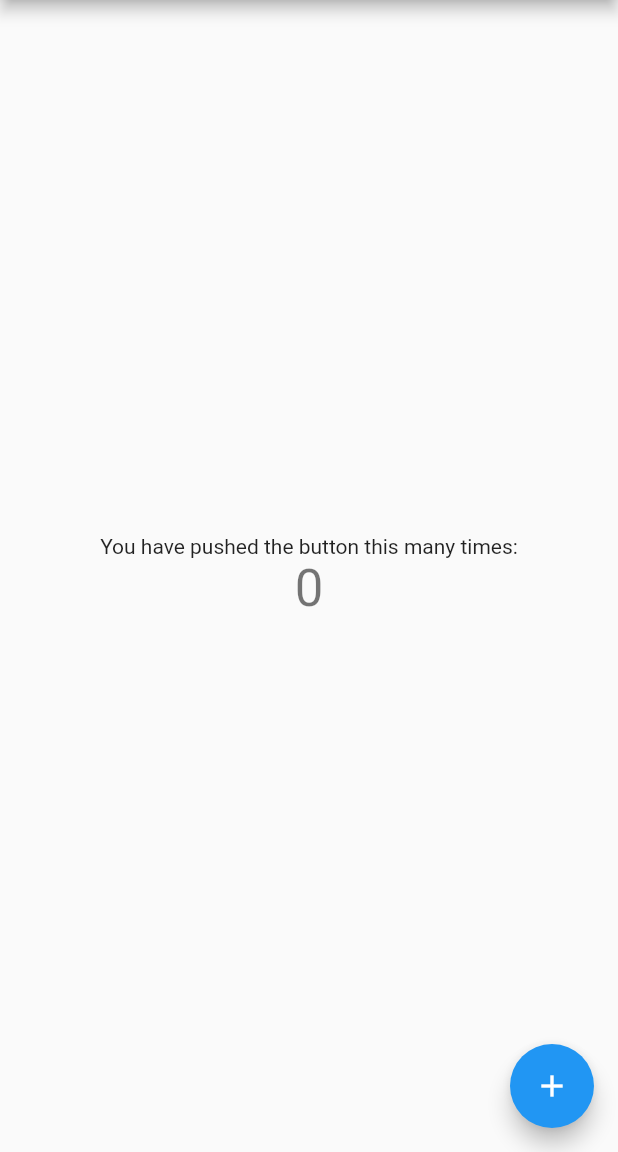
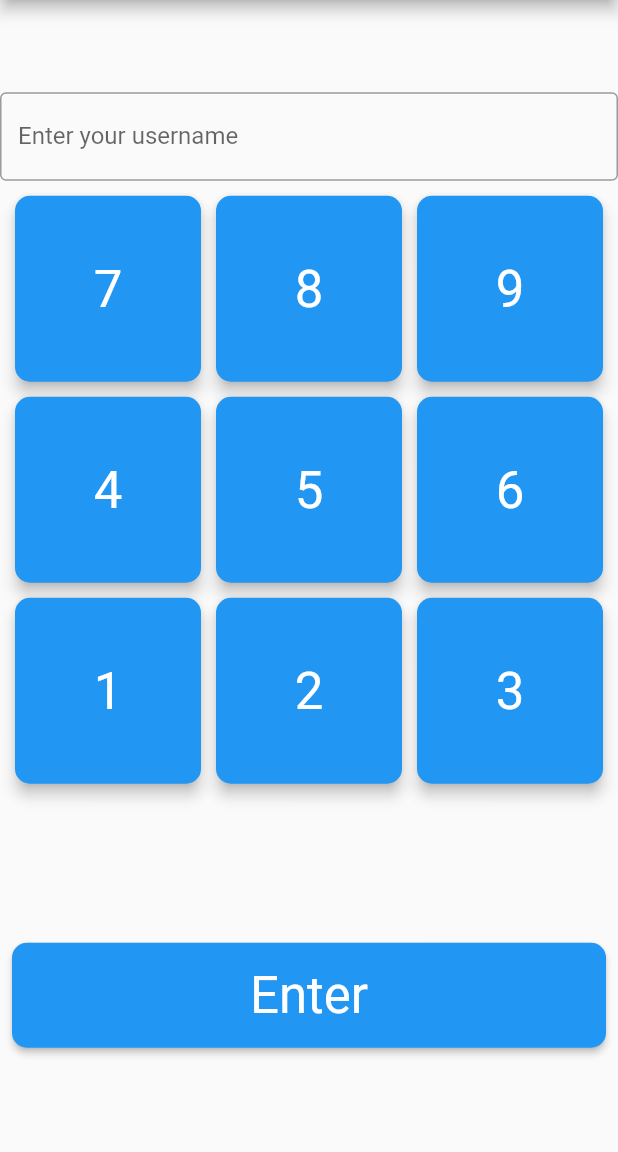
Before and after one commit to zonoise/flutter1, a Flutter app: the screen it shows after launch, on a phone screen of 412 x 824 dp, the part 84-1236 px from its top. Run offline on Flutter 3.47's test engine with Material 2 defaults, Android fonts, the phone set to English and light mode, and no system bars.

Commit message:
number button

```diff
--- a/lib/main.dart
+++ b/lib/main.dart
@@ -94,22 +94,92 @@ class _MyHomePageState extends State<MyHomePage> {
           // axis because Columns are vertical (the cross axis would be
           // horizontal).
           mainAxisAlignment: MainAxisAlignment.center,
+
           children: <Widget>[
-            const Text(
-              'You have pushed the button this many times:',
+            TextFormField(
+              decoration: const InputDecoration(
+                border: OutlineInputBorder(),
+                labelText: 'Enter your username',
+              ),
             ),
-            Text(
-              '$_counter',
-              style: Theme.of(context).textTheme.headlineMedium,
+            const SizedBox(
+              height: 500,
+              child: NumberKeyWidget(),
             ),
+            Padding(
+              padding: const EdgeInsets.all(8.0),
+              child: SizedBox(
+                width: double.infinity,
+                height: 70,
+                child: ElevatedButton(
+                    onPressed: (){},
+                    style: ElevatedButton.styleFrom(
+                      textStyle: Theme.of(context).textTheme.headlineMedium,
+                      shape: RoundedRectangleBorder(
+                        borderRadius: BorderRadius.circular(10),
+                      ),
+                    ),
+                    child: const Text("Enter")),
+              ),
+            )
           ],
         ),
       ),
-      floatingActionButton: FloatingActionButton(
-        onPressed: _incrementCounter,
-        tooltip: 'Increment',
-        child: const Icon(Icons.add),
-      ), // This trailing comma makes auto-formatting nicer for build methods.
+      // This trailing comma makes auto-formatting nicer for build methods.
     );
   }
 }
+
+class NumberKeyWidget extends StatelessWidget {
+  const NumberKeyWidget({
+    super.key,
+  });
+
+  @override
+  Widget build(BuildContext context) {
+    return GridView.count(
+      primary: false,
+      padding: const EdgeInsets.all(10),
+      crossAxisSpacing: 10,
+      mainAxisSpacing: 10,
+      crossAxisCount: 3,
+      children: const <Widget>[
+        NumberButtonWidget(number: 7),
+        NumberButtonWidget(number: 8),
+        NumberButtonWidget(number: 9),
+        NumberButtonWidget(number: 4),
+        NumberButtonWidget(number: 5),
+        NumberButtonWidget(number: 6),
+        NumberButtonWidget(number: 1),
+        NumberButtonWidget(number: 2),
+        NumberButtonWidget(number: 3),
+      ],
+    );
+  }
+
+  Widget buildButtonContainer(String text) {
+    return const NumberButtonWidget(
+      number: 1,
+    );
+  }
+}
+
+class NumberButtonWidget extends StatelessWidget {
+  const NumberButtonWidget({Key? key, required this.number}) : super(key: key);
+
+  final int number;
+
+  @override
+  Widget build(BuildContext context) {
+    return ElevatedButton(
+        onPressed: () {},
+        style: ElevatedButton.styleFrom(
+          shape: RoundedRectangleBorder(
+            borderRadius: BorderRadius.circular(10),
+          ),
+          elevation: 4,
+          textStyle: Theme.of(context).textTheme.headlineMedium,
+        ),
+        child: Text(number.toString()));
+  }
+}
```
